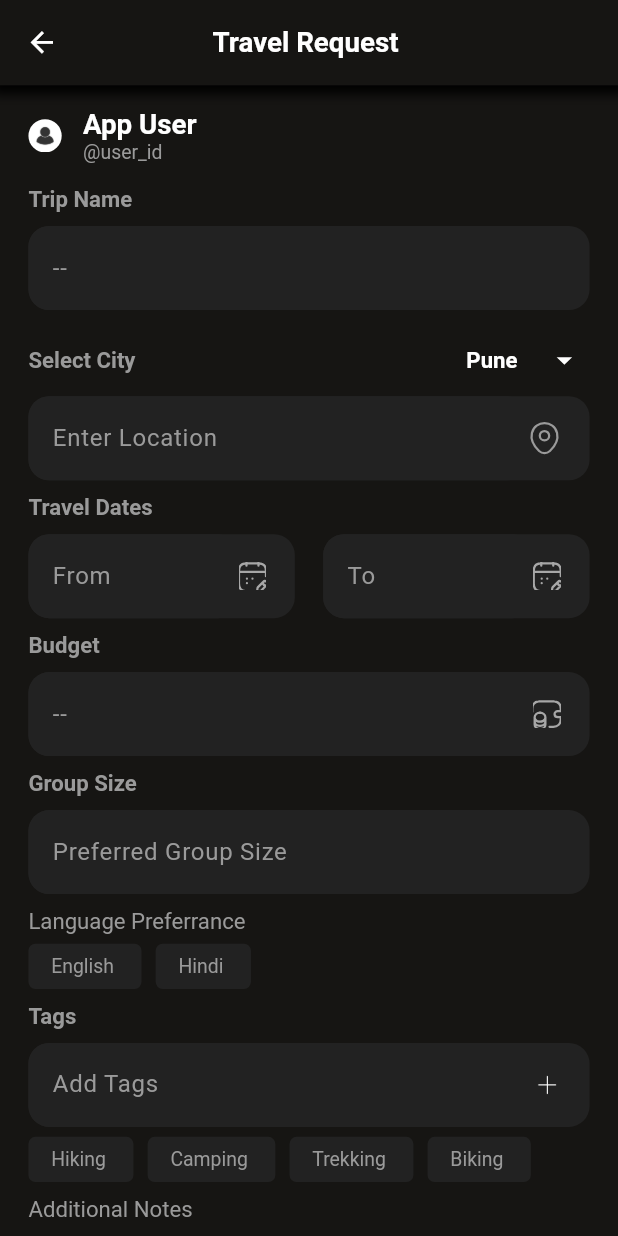
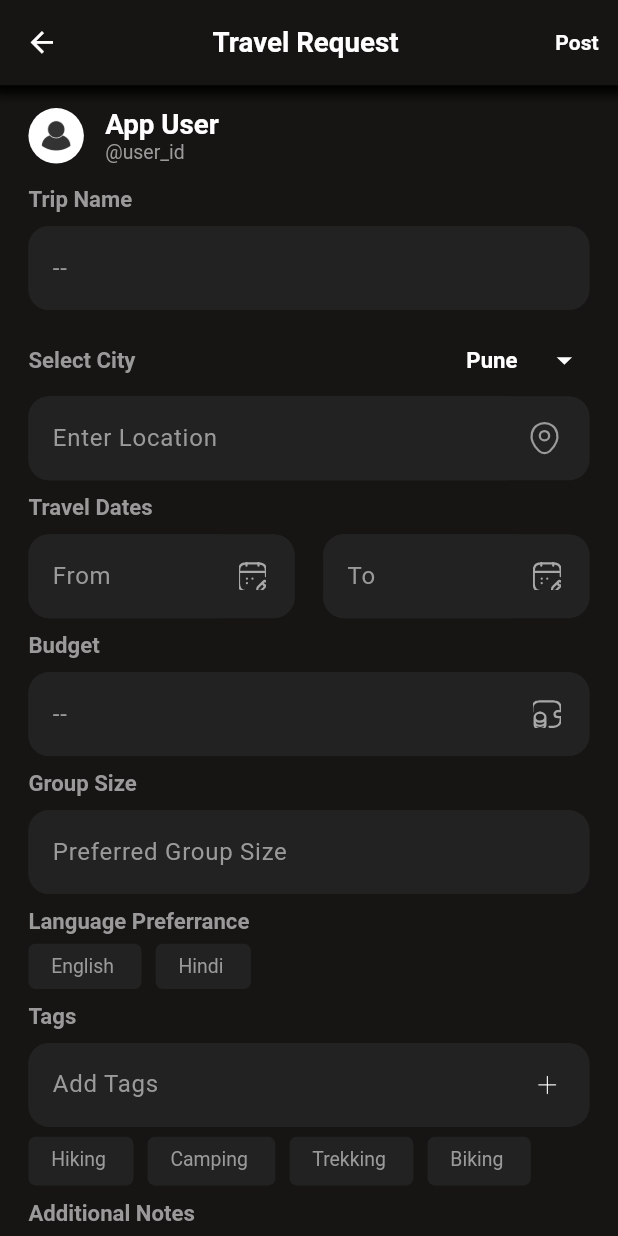
Before and after one commit to Pinnacle01/pinnacle, a Flutter app: the TravelPost screen opened by its route, on a phone screen of 412 x 824 dp. Run offline on Flutter 3.47's test engine with Material 3 defaults, Android fonts, the phone set to English and light mode, and no system bars; our stand-ins replace flutter_mobx, flutter_svg, go_router, mobx; generated files the repository leaves out were written again.

```diff
--- a/lib/explore_home/uikit/date_picker.dart
+++ b/lib/explore_home/uikit/date_picker.dart
@@ -48,7 +48,7 @@ class _CustomDatePickerState extends State<CustomDatePicker> {
           text: widget.label,
           size: widget.labelSize ?? Sizes.size16.sp,
           fontWeight: FontWeight.bold,
-          color: widget.labelColor ?? CustomColors.lightBackgroundColor,
+          color: widget.labelColor ?? CustomColors.lightBackgroundColor9A9A9A,
         ),
         SizedBox(height: Sizes.size10.dp),
         Row(
@@ -132,7 +132,7 @@ class _CustomDatePickerState extends State<CustomDatePicker> {
                       hintText: hintText,
                       hintStyle: TextStyle(
                         color: widget.hintColor ??
-                            CustomColors.lightBackgroundColor,
+                            CustomColors.lightBackgroundColor9A9A9A,
                       ),
                       border: OutlineInputBorder(
                         borderRadius: BorderRadius.circular(Sizes.size15.sp),
--- a/lib/explore_home/view/travel_post.dart
+++ b/lib/explore_home/view/travel_post.dart
@@ -6,6 +6,7 @@ import 'package:pinnacle_main/framework/constants/color.dart';
 import 'package:pinnacle_main/framework/constants/size.dart';
 import 'package:pinnacle_main/framework/constants/strings.dart';
 import 'package:pinnacle_main/framework/digital/sizer.dart';
+import 'package:pinnacle_main/framework/uikit/icon_button_widget.dart';
 import 'package:pinnacle_main/framework/uikit/scrollable_textbox.dart';
 import 'package:pinnacle_main/framework/uikit/small_preference_button.dart';
 import 'package:pinnacle_main/framework/uikit/text_field_widget.dart';
@@ -38,10 +39,13 @@ class _TravelPostState extends State<TravelPost> {
         fontSize: Sizes.size20.sp,
         fontWeight: FontWeight.w600,
         actionIcon: [
-          TextWidget(
+          Padding(
+            padding: EdgeInsets.only(right: Sizes.size10.dp),
+            child: TextWidget(
               text: GeneralString.post,
               fontWeight: FontWeight.w600,
               color: CustomColors.whiteColor,
+            ),
           )
         ],
       ),
@@ -71,12 +75,12 @@ class _TravelPostState extends State<TravelPost> {
               dropDownList: const ['Mumbai', 'yehh'],
               dropDownFunction: (value) {},
               prefixIcon: AssetPath.locationIcon,
-              prefixIconColor: CustomColors.lightBackgroundColor,
+              prefixIconColor: CustomColors.lightBackgroundColor9A9A9A,
               label: GeneralString.selectCity,
               labelSize: Sizes.size16.sp,
-              labelColor: CustomColors.lightBackgroundColor,
+              labelColor: CustomColors.lightBackgroundColor9A9A9A,
               hintText: GeneralString.enterLocation,
-              hintColor: CustomColors.lightBackgroundColor,
+              hintColor: CustomColors.lightBackgroundColor9A9A9A,
             ),
             SizedBox(height: Sizes.size10.dp),
             CustomDatePicker(
@@ -101,8 +105,9 @@ class _TravelPostState extends State<TravelPost> {
             SizedBox(height: Sizes.size10.dp),
             TextWidget(
               text: GeneralString.languagePreferrance,
-              color: CustomColors.lightBackgroundColor,
+              color: CustomColors.lightBackgroundColor9A9A9A,
               size: Sizes.size16.sp,
+              fontWeight: FontWeight.bold,
             ),
             SizedBox(height: Sizes.size7.dp),
             Row(
@@ -122,7 +127,11 @@ class _TravelPostState extends State<TravelPost> {
               fieldTextColor: CustomColors.whiteColor,
             ),
             SizedBox(height: Sizes.size7.dp),
-            Row(
+            SizedBox(
+              height: Sizes.size35.sp,
+              child: ListView(
+                scrollDirection: Axis.horizontal,
+                shrinkWrap: true,
                 children: tags
                     .map((tag) => SmallPreferenceButton(
                           label: tag,
@@ -130,10 +139,12 @@ class _TravelPostState extends State<TravelPost> {
                         ))
                     .toList(),
               ),
+            ),
             SizedBox(height: Sizes.size10.dp),
             TextWidget(
               text: GeneralString.additionalNotes,
-              color: CustomColors.lightBackgroundColor,
+              fontWeight: FontWeight.bold,
+              color: CustomColors.lightBackgroundColor9A9A9A,
               size: Sizes.size16.sp,
             ),
             SizedBox(height: Sizes.size10.dp),
@@ -142,6 +153,28 @@ class _TravelPostState extends State<TravelPost> {
               hintText: 'Write some requirements for your trip...',
               scrollController: ScrollController(),
             ),
+            SizedBox(height: Sizes.size10.dp),
+            Padding(
+              padding: EdgeInsets.only(left: Sizes.size10.dp),
+              child: Row(
+                children: [
+                  IconButtonWidget(
+                    path: AssetPath.cameraIcon,
+                    size: Sizes.size20.sp,
+                    onPress: () {},
+                    color: CustomColors.lightBackgroundColor9A9A9A,
+                  ),
+                  SizedBox(width: Sizes.size20.dp),
+                  IconButtonWidget(
+                    path: AssetPath.imageGalleryIcon,
+                    size: Sizes.size20.sp,
+                    onPress: () {},
+                    color: CustomColors.lightBackgroundColor9A9A9A,
+                  ),
+                ],
+              ),
+            ),
+            SizedBox(height: Sizes.size15.dp),
           ],
         ),
       )),
--- a/lib/framework/constants/asset_path.dart
+++ b/lib/framework/constants/asset_path.dart
@@ -35,4 +35,6 @@ class AssetPath {
   static String get walletMoneyIcon =>
       '${Constants.iconPath}wallet_money_icon.svg';
   static String get calendarIcon => '${Constants.iconPath}calendar_icon.svg';
+  static String get cameraIcon => '${Constants.iconPath}camera_icon.svg';
+  static String get imageGalleryIcon => '${Constants.iconPath}image_icon.svg';
 }
--- a/lib/framework/constants/color.dart
+++ b/lib/framework/constants/color.dart
@@ -5,7 +5,8 @@ class CustomColors {
       const Color.fromRGBO(186, 151, 84, 1);
   static Color mainBackgroundColor161513 = const Color.fromRGBO(22, 21, 19, 1);
   static Color mainTextColor = Colors.white;
-  static Color lightBackgroundColor = const Color.fromRGBO(154, 154, 154, 1);
+  static Color lightBackgroundColor9A9A9A =
+      const Color.fromRGBO(154, 154, 154, 1);
   static Color cardBackgroundColor313131 = const Color.fromRGBO(49, 49, 49, 1);
   static Color navCardBackgroundColor3B3B3B_06 =
       const Color.fromRGBO(59, 59, 59, 0.6);
@@ -15,6 +16,7 @@ class CustomColors {
       const Color.fromRGBO(34, 34, 34, 1);
   static Color whiteShadeEBEDED = const Color.fromRGBO(235, 237, 237, 1);
   static Color blueColor = const Color.fromRGBO(0, 122, 255, 1);
+  static Color lightGreyB2B2B2 = const Color.fromRGBO(178, 178, 178, 1);
 
   // Chat Color Scheme
   static Color greenChatColor = const Color.fromRGBO(37, 211, 102, 1);
--- a/lib/framework/constants/strings.dart
+++ b/lib/framework/constants/strings.dart
@@ -26,6 +26,7 @@ class GeneralString {
   static String get tags => 'Tags';
   static String get languagePreferrance => 'Language Preferrance';
   static String get additionalNotes => 'Additional Notes';
+  static String get unpaidExpense => 'Unpaid Expense';
 
   static String get tripDetail => 'Trip Details';
   static String get startPlanning => 'Start Planning';
--- a/lib/framework/uikit/small_preference_button.dart
+++ b/lib/framework/uikit/small_preference_button.dart
@@ -58,7 +58,7 @@ class _SmallPreferenceButtonState extends State<SmallPreferenceButton> {
             text: widget.label,
             color: !isSelected
                 ? (widget.defaultLabelColor ??
-                    CustomColors.lightBackgroundColor)
+                    CustomColors.lightBackgroundColor9A9A9A)
                 : (widget.onTaplabelColor ?? CustomColors.whiteColor),
             size: widget.labelSize ?? Sizes.size14.sp,
           ),
--- a/lib/framework/uikit/text_field_widget.dart
+++ b/lib/framework/uikit/text_field_widget.dart
@@ -105,7 +105,7 @@ class TextFieldWidget extends StatelessWidget {
             text: label,
             size: labelSize ?? Sizes.size16.sp,
             fontWeight: FontWeight.bold,
-            color: labelColor ?? CustomColors.lightBackgroundColor,
+            color: labelColor ?? CustomColors.lightBackgroundColor9A9A9A,
           ),
           SizedBox(height: Sizes.size10.dp),
           Container(
@@ -130,7 +130,8 @@ class TextFieldWidget extends StatelessWidget {
                           bgColor ?? CustomColors.navCardBackgroundColor222222,
                       hintText: hintText,
                       hintStyle: TextStyle(
-                        color: hintColor ?? CustomColors.lightBackgroundColor,
+                        color: hintColor ??
+                            CustomColors.lightBackgroundColor9A9A9A,
                       ),
                       border: OutlineInputBorder(
                         borderRadius: BorderRadius.circular(Sizes.size15.sp),
@@ -151,5 +152,4 @@ class TextFieldWidget extends StatelessWidget {
         size: prefixSize ?? Sizes.size20.sp,
         color: prefixIconColor ?? CustomColors.whiteColor,
       );
-
 }
--- a/lib/framework/widgets/navigation_bar/custom_bottom_navigation_bar.dart
+++ b/lib/framework/widgets/navigation_bar/custom_bottom_navigation_bar.dart
@@ -93,7 +93,7 @@ class _CustomBottomNavigationBarState extends State<CustomBottomNavigationBar> {
         fit: BoxFit.contain,
         color: isActive
             ? CustomColors.buttonBackgroundCreamColor
-            : CustomColors.lightBackgroundColor,
+            : CustomColors.lightBackgroundColor9A9A9A,
       ),
       // Text(
       //   label,
--- a/lib/framework/widgets/notification_tab.dart
+++ b/lib/framework/widgets/notification_tab.dart
@@ -75,7 +75,7 @@ class NotificationTab extends StatelessWidget {
           ),
           TextWidget(
             text: '1m ago',
-            color: CustomColors.lightBackgroundColor,
+            color: CustomColors.lightBackgroundColor9A9A9A,
             size: Sizes.size16.sp,
           )
         ],
--- a/lib/framework/widgets/tool_bar_widgets.dart
+++ b/lib/framework/widgets/tool_bar_widgets.dart
@@ -13,7 +13,7 @@ PreferredSizeWidget customAppBarWithShadow({
   Color? iconColor,
   double? iconSize,
   Color? backgroundColor,
-  List<TextWidget>? actionIcon,
+  List<Widget>? actionIcon,
   FontWeight? fontWeight,
   double? fontSize,
   IconButton? trailing,
@@ -32,6 +32,7 @@ PreferredSizeWidget customAppBarWithShadow({
         ],
       ),
       child: AppBar(
+        actions: actionIcon,
         centerTitle: isCenter,
         toolbarHeight: WidgetsSizes.appBarHeight.dp,
         title: TextWidget(
--- a/lib/framework/widgets/user_profile/user_profile_card.dart
+++ b/lib/framework/widgets/user_profile/user_profile_card.dart
@@ -31,7 +31,7 @@ class UserProfileCard extends StatelessWidget {
         children: [
           CircleAvatarWidget(
             imagePath: userImage,
-            size: Sizes.size24.sp,
+            size: Sizes.size40.sp,
             imageType: ImageType.generalImage,
           ),
           SizedBox(width: Sizes.size15.dp),
@@ -48,7 +48,7 @@ class UserProfileCard extends StatelessWidget {
               SizedBox(width: Sizes.size5.dp),
               TextWidget(
                 text: '@$userProfileId',
-                color: CustomColors.lightBackgroundColor,
+                color: CustomColors.lightBackgroundColor9A9A9A,
                 size: Sizes.size14.sp,
               ),
             ],
--- a/lib/framework/widgets/user_widgets.dart
+++ b/lib/framework/widgets/user_widgets.dart
@@ -113,7 +113,7 @@ class UserWidgets {
                   child: TextWidget(
                     text: usermessage!,
                     size: Sizes.size16.sp,
-                    color: CustomColors.lightBackgroundColor,
+                    color: CustomColors.lightBackgroundColor9A9A9A,
                   ),
                 ),
               ],
```
Also changed, not shown: lib/framework/widgets/expense/single_user_expense.dart (added, +62 -0 lines), lib/framework_demo.dart (+7 -0 lines), assets/icons/camera_icon.svg (added), assets/icons/image_icon.svg (added), 4 other files. Lines whose indentation alone changed are shown as unchanged.
